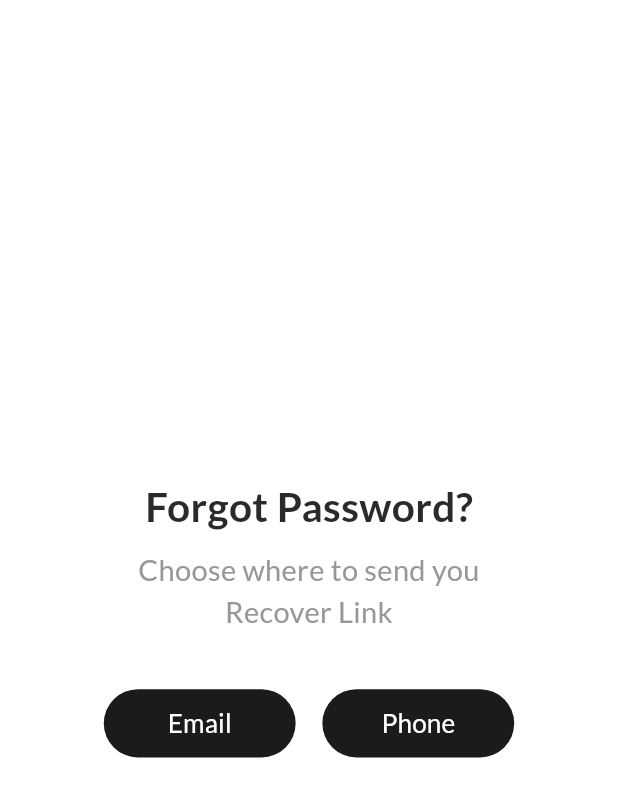
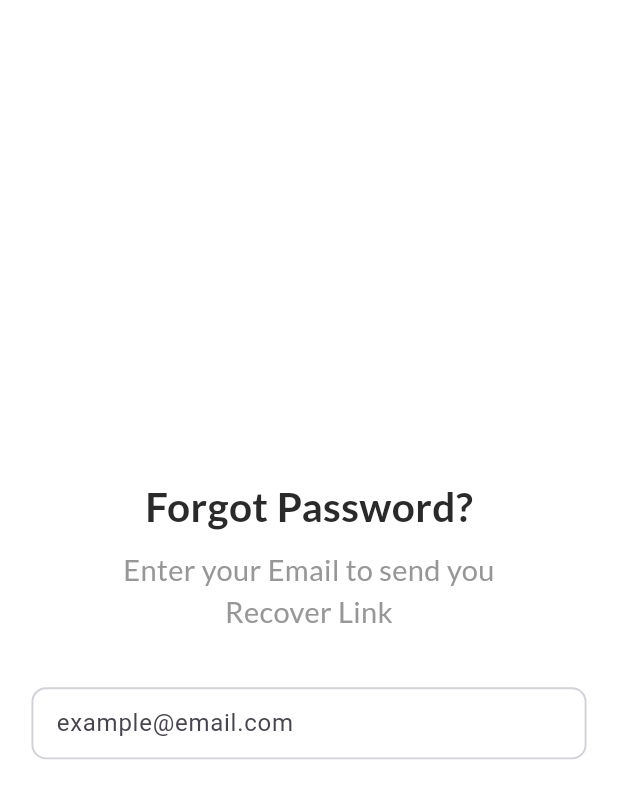
Before and after one commit to MediaZoneAgency/qubitarts, a Flutter app: the ForgetPasswordScreen screen opened by its route, on a phone screen of 412 x 824 dp. Shown: the top 798 px of the screen. Run offline on Flutter 3.47's test engine with Material 3 defaults, Android fonts, the phone set to English and light mode, and no system bars; our stand-ins replace animated_text_kit, bloc, cached_network_image, card_swiper, cloud_firestore, dartz and 11 more; accounts and stored records are empty; project files that could hold a hidden picture were left out.

Commit message:
forget passwoed

```diff
--- /dev/null
+++ b/lib/feature/forget_password/logic/forget_password_cubit.dart
@@ -0,0 +1,16 @@
+import 'package:bloc/bloc.dart';
+import 'package:flutter_bloc/flutter_bloc.dart';
+import 'package:meta/meta.dart';
+import 'package:qubitarts/feature/forget_password/data/repo/forget_password_repo.dart';
+
+part 'forget_password_state.dart';
+
+class ForgetPasswordCubit extends Cubit<ForgetPasswordState> {
+  ForgetPasswordCubit() : super(ForgetPasswordInitial());
+  static ForgetPasswordCubit get(context) => BlocProvider.of(context);
+Future<void> sendEmailToReset (String email) async{
+ // emit(SendEmailLoadingState());
+  final result = ForgetPassWord().sendRecoveryEmail(email);
+
+}
+}
--- /dev/null
+++ b/lib/feature/forget_password/logic/forget_password_state.dart
@@ -0,0 +1,6 @@
+part of 'forget_password_cubit.dart';
+
+@immutable
+sealed class ForgetPasswordState {}
+
+final class ForgetPasswordInitial extends ForgetPasswordState {}
--- a/lib/feature/forget_password/ui/screens/forget_password.dart
+++ b/lib/feature/forget_password/ui/screens/forget_password.dart
@@ -2,6 +2,7 @@
 import 'package:flutter/material.dart';
 import 'package:flutter_screenutil/flutter_screenutil.dart';
 import 'package:qubitarts/core/helpers/extensions.dart';
+import 'package:qubitarts/core/widgts/app_text_form_field.dart';
 
 import '../../../../core/helpers/spacing.dart';
 import '../../../../core/routing/routes.dart';
@@ -25,24 +26,28 @@ class ForgetPasswordScreen extends StatelessWidget{
         verticalSpace(10),
         Text(S.of(context).ChooseRecovery,style: TextStyles.lato20grayRegular,textAlign: TextAlign.center,),
         verticalSpace(37),
-        Row(
-          mainAxisAlignment: MainAxisAlignment.center,
-          children: [AppTextButton(
-          backgroundColor: Color(0xff1B1B1B),
-          borderRadius: 30.r,
-          buttonHeight: 47.h,
-          buttonWidth: 122.w,
-          buttonText: S.of(context).Email, textStyle: TextStyles.lato18WhiteRegular,
-            onPressed: () {  },),
-          horizontalSpace(17),
-          AppTextButton(
-            backgroundColor: Color(0xff1B1B1B),
-            borderRadius: 30.r,
-            buttonHeight: 47.h,
-            buttonWidth: 122.w,
-            buttonText: S.of(context).Phone, textStyle: TextStyles.lato18WhiteRegular,
-            onPressed: () {  context.pushNamed(Routes.phoneRecover);},)
-        ],)
+        Padding(
+          padding:  EdgeInsets.symmetric(horizontal: 20.w),
+          child: AppTextFormField(hintText: S.of(context).example,),
+        )
+        // Row(
+        //   mainAxisAlignment: MainAxisAlignment.center,
+        //   children: [AppTextButton(
+        //   backgroundColor: Color(0xff1B1B1B),
+        //   borderRadius: 30.r,
+        //   buttonHeight: 47.h,
+        //   buttonWidth: 122,
+        //   buttonText: S.of(context).Email, textStyle: TextStyles.lato18WhiteRegular,
+        //     onPressed: () {  },),
+        //   horizontalSpace(17),
+        //   AppTextButton(
+        //     backgroundColor: Color(0xff1B1B1B),
+        //     borderRadius: 30.r,
+        //     buttonHeight: 47.h,
+        //     buttonWidth: 122,
+        //     buttonText: S.of(context).Phone, textStyle: TextStyles.lato18WhiteRegular,
+        //     onPressed: () {  context.pushNamed(Routes.phoneRecover);},)
+        // ],)
       ],),),
     );
   }
--- a/lib/l10n/intl_ar.arb
+++ b/lib/l10n/intl_ar.arb
@@ -37,7 +37,7 @@
   "RecoverySent": "لقد أرسلنا لك رابط استعادة لتغيير كلمة المرور",
   "Resend": "إعادة الإرسال",
   "ChangePassword": "تغيير كلمة المرور",
-  "ChooseRecovery": "اختر أين تريد إرسال رابط الاستعادة",
+  "ChooseRecovery": "ادخل الايميل الخاص بك لإرسال رابط الاستعادة",
   "EnterPassword": "أدخل كلمة المرور الجديدة",
   "Password": "كلمة المرور",
   "Hello": "مرحبًا",
--- a/lib/l10n/intl_en.arb
+++ b/lib/l10n/intl_en.arb
@@ -38,7 +38,7 @@
   "RecoverySent": "We have sent you a recover link to\nchange your password",
   "Resend": "Resend",
   "ChangePassword": "Change Password",
-  "ChooseRecovery": "Choose where to send you\nRecover Link",
+  "ChooseRecovery": "Enter your Email to send you\nRecover Link",
   "EnterPassword": "Enter your new password",
   "Password": "Password",
   "Hello": "Hello",
@@ -161,6 +161,7 @@
   "viewProfile": "view Profile",
   "OurServices": "Our Services",
   "Nicetomeetyou": "Nice to meet you!",
-"InProgress": "In Progress"
+"InProgress": "In Progress",
+  "example":"example@email.com"
 
 }
```
Also changed, not shown: lib/feature/forget_password/data/repo/forget_password_repo.dart (added, +21 -0 lines), lib/generated/intl/messages_all.dart, lib/generated/intl/messages_ar.dart, lib/generated/intl/messages_en.dart, lib/generated/l10n.dart, pubspec.lock, 3 other files.
